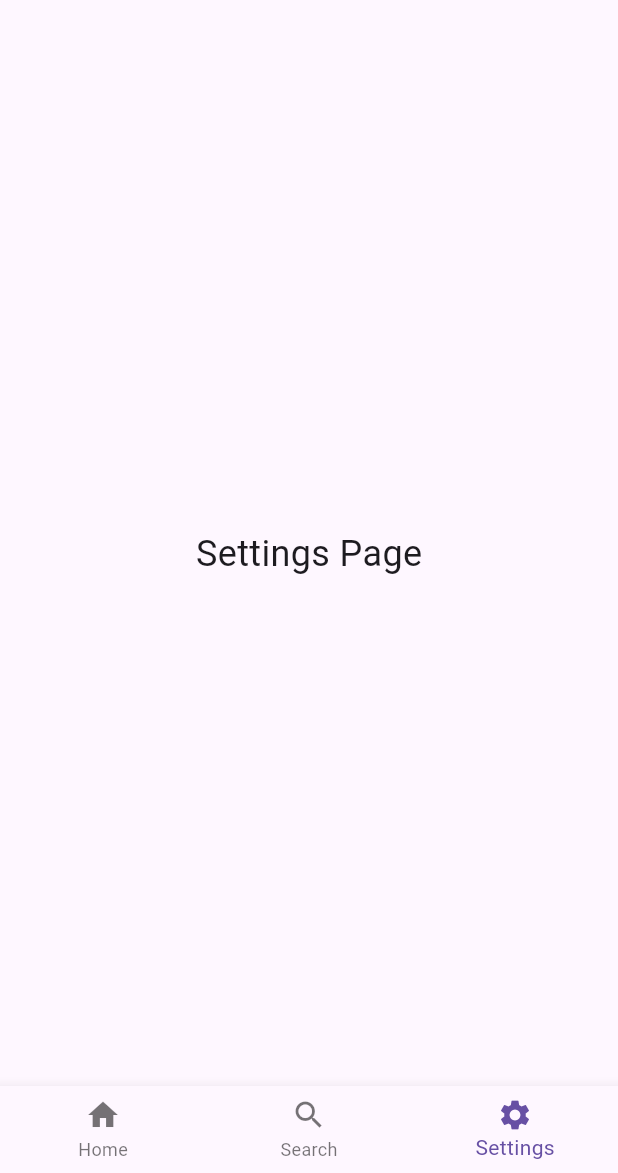
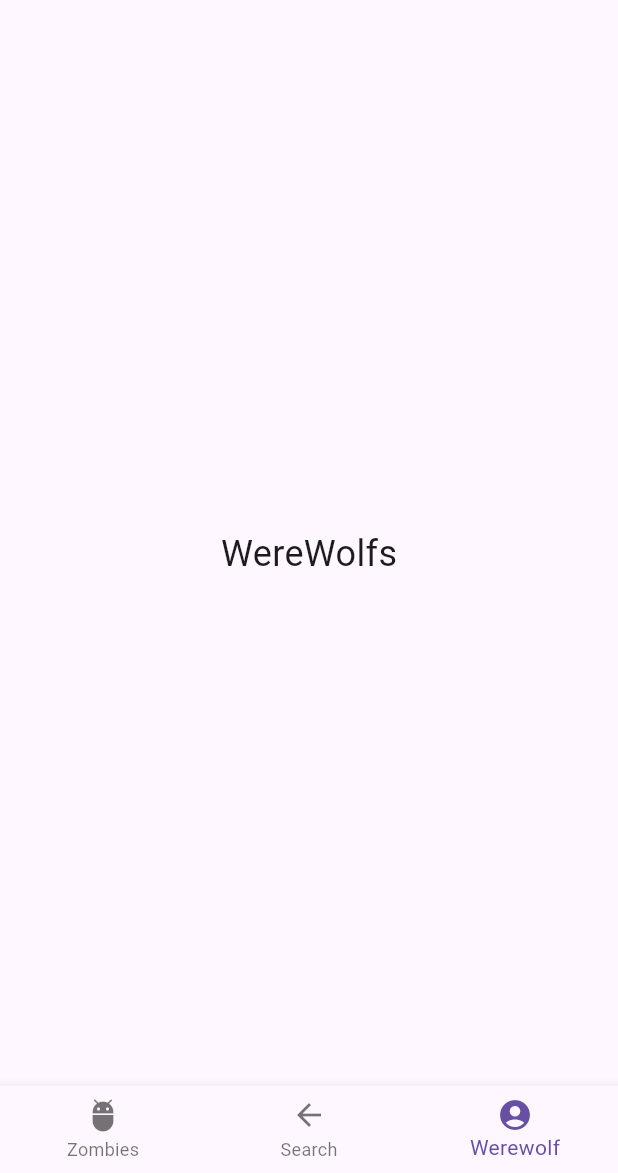
Before and after one commit to JashThakkar/mad_coding_chal, a Flutter app: the screen it shows after launch, item 3 of the bottom bar chosen, on a phone screen of 412 x 824 dp, the part 63-1236 px from its top. Run offline on Flutter 3.47's test engine with Material 3 defaults, Android fonts, the phone set to English and light mode, and no system bars.

Commit message:
template updated

```diff
--- a/lib/main.dart
+++ b/lib/main.dart
@@ -49,16 +49,16 @@ class _HomePageState extends State<HomePage> {
         onTap: _onItemTapped,
         items: const [
           BottomNavigationBarItem(
-            icon: Icon(Icons.home),
-            label: 'Home',
+            icon: Icon(Icons.adb_rounded),
+            label: 'Zombies',
           ),
           BottomNavigationBarItem(
-            icon: Icon(Icons.search),
+            icon: Icon(Icons.arrow_back),
             label: 'Search',
           ),
           BottomNavigationBarItem(
-            icon: Icon(Icons.settings),
-            label: 'Settings',
+            icon: Icon(Icons.account_circle),
+            label: 'Werewolf',
           ),
         ],
       ),
@@ -71,7 +71,7 @@ class PageOne extends StatelessWidget {
   @override
   Widget build(BuildContext context) {
     return const Center(
-      child: Text('Home Page', style: TextStyle(fontSize: 24)),
+      child: Text('Zombies', style: TextStyle(fontSize: 24)),
     );
   }
 }
@@ -81,7 +81,7 @@ class PageTwo extends StatelessWidget {
   @override
   Widget build(BuildContext context) {
     return const Center(
-      child: Text('Search Page', style: TextStyle(fontSize: 24)),
+      child: Text('Sceletons', style: TextStyle(fontSize: 24)),
     );
   }
 }
@@ -91,7 +91,7 @@ class PageThree extends StatelessWidget {
   @override
   Widget build(BuildContext context) {
     return const Center(
-      child: Text('Settings Page', style: TextStyle(fontSize: 24)),
+      child: Text('WereWolfs', style: TextStyle(fontSize: 24)),
     );
   }
 }
```
